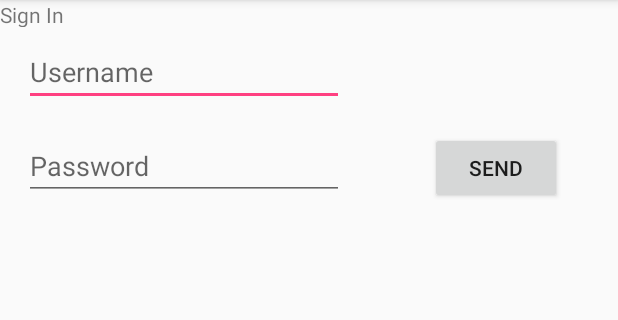
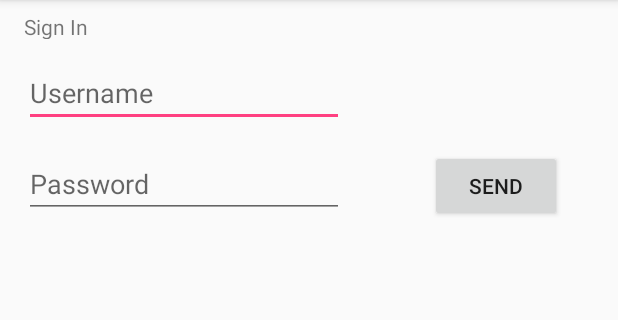
Before and after one commit to annizhang/BitlyApp, an Android app: the screen it shows after launch (MainActivity), on a phone screen of 412 x 824 dp, the part 84-404 px from its top. Run offline under Robolectric (Android 15) with nearby library versions, the phone set to English and light mode, and no system bars; our stand-ins replace Volley.

```diff
--- a/app/src/main/res/layout/activity_create_link.xml
+++ b/app/src/main/res/layout/activity_create_link.xml
@@ -12,7 +12,7 @@
         android:layout_height="589dp"
         android:layout_marginLeft="16dp"
         android:layout_marginRight="16dp"
-        android:layout_marginTop="7dp"
+        android:layout_marginTop="8dp"
         app:layout_constraintHorizontal_bias="0.0"
         app:layout_constraintLeft_toLeftOf="parent"
         app:layout_constraintRight_toRightOf="parent"
--- a/app/src/main/res/layout/activity_main.xml
+++ b/app/src/main/res/layout/activity_main.xml
@@ -11,8 +11,10 @@
         android:layout_width="71dp"
         android:layout_height="18dp"
         android:text="Sign In"
-        tools:layout_editor_absoluteY="2dp"
-        tools:layout_editor_absoluteX="16dp" />
+        app:layout_constraintTop_toTopOf="parent"
+        android:layout_marginTop="8dp"
+        android:layout_marginLeft="16dp"
+        app:layout_constraintLeft_toLeftOf="parent" />
 
     <EditText
         android:id="@+id/editText1"
@@ -20,7 +22,7 @@
         android:layout_height="wrap_content"
         android:layout_marginBottom="8dp"
         android:layout_marginLeft="16dp"
-        android:layout_marginTop="16dp"
+        android:layout_marginTop="32dp"
         android:ems="10"
         android:hint="@string/username"
         android:inputType="textPersonName"
@@ -33,7 +35,7 @@
         android:layout_width="0dp"
         android:layout_height="wrap_content"
         android:layout_marginLeft="16dp"
-        android:layout_marginTop="88dp"
+        android:layout_marginTop="100dp"
         android:ems="10"
         android:hint="@string/password"
         android:inputType="textPassword"
```
Also changed, not shown: 4 other files.
